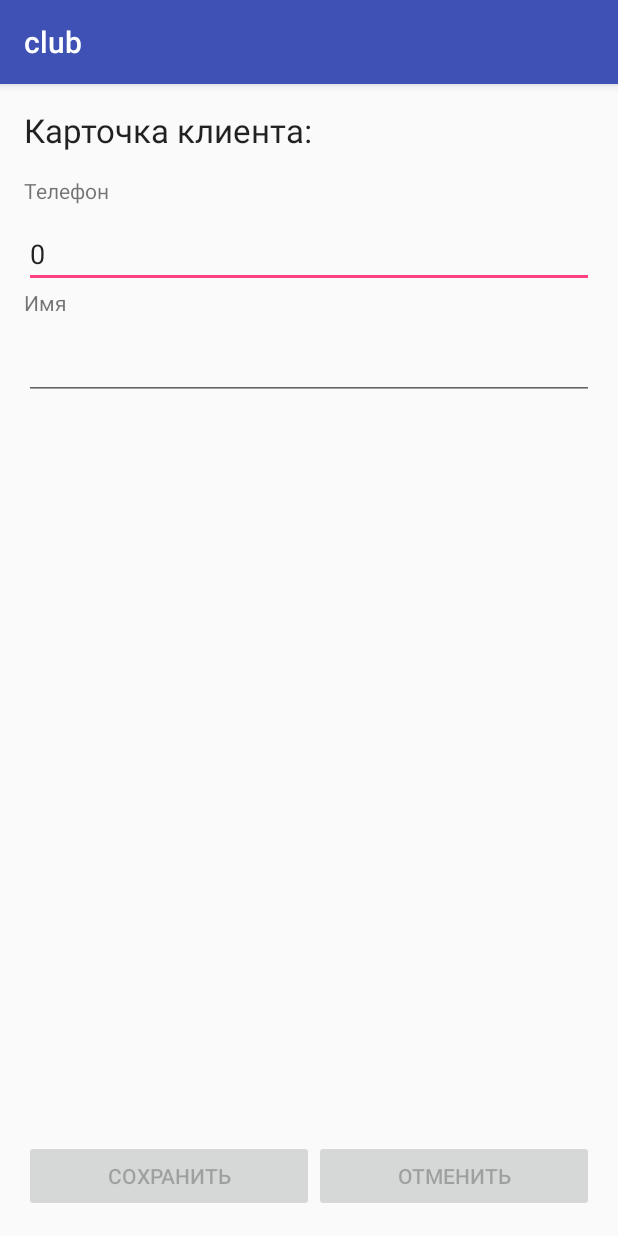
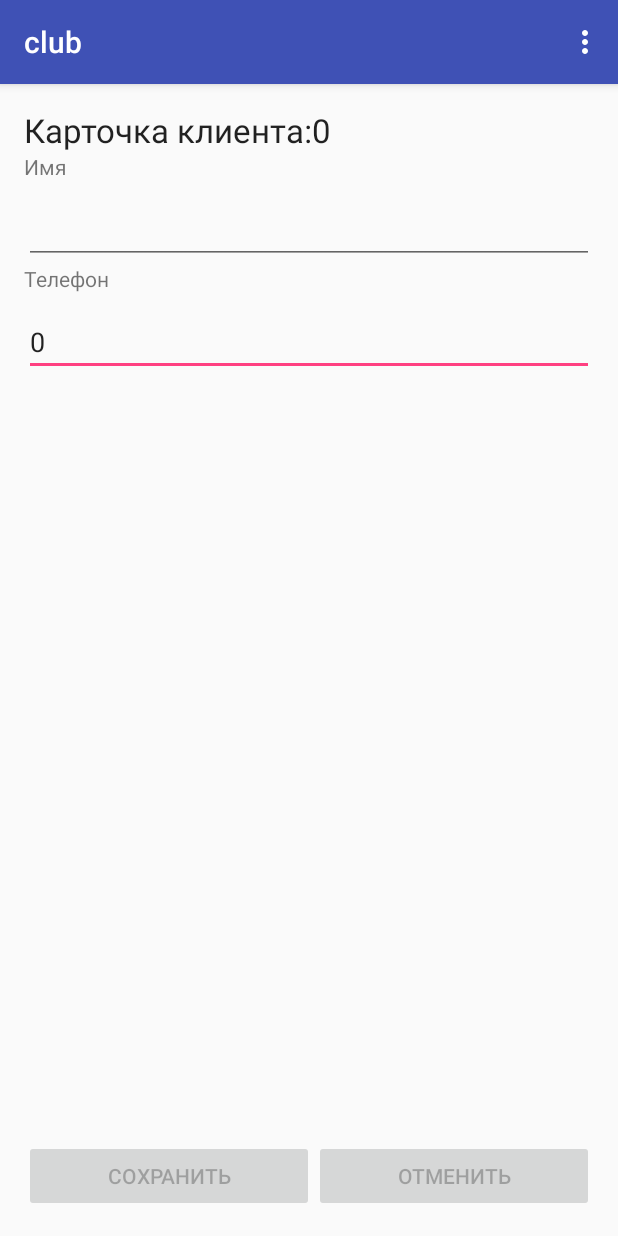
Before and after one commit to Shatalin89/clubcrm, an Android app: the ClientView screen opened directly, with no data from a screen before it, on a phone screen of 412 x 824 dp. Run offline under Robolectric (Android 15) with nearby library versions, the phone set to English and light mode, and no system bars.

Commit message:
add config for button edit

```diff
--- a/app/src/main/java/ru/shatalin89yandex/clubcrm/ClientView.java
+++ b/app/src/main/java/ru/shatalin89yandex/clubcrm/ClientView.java
@@ -6,6 +6,7 @@ import android.os.Bundle;
 import android.view.Menu;
 import android.view.MenuItem;
 import android.widget.Button;
+import android.widget.EditText;
 import android.widget.TextView;
 
 public class ClientView extends AppCompatActivity {
@@ -15,38 +16,88 @@ public class ClientView extends AppCompatActivity {
     protected void onCreate(Bundle savedInstanceState) {
         super.onCreate(savedInstanceState);
         setContentView(R.layout.activity_clientview);
-        TextView nameview = (TextView)findViewById(R.id.nameView);
-        TextView phoneView = (TextView)findViewById(R.id.PhoneView);
-        TextView idclient = (TextView)findViewById(R.id.idClient);
-        nameview.setActivated(false);
-        phoneView.setActivated(false);
-        Button editButton = (Button)findViewById(R.id.EditButton);
-        Button cancelButton = (Button)findViewById(R.id.cancelButton);
+
+        EditText nameview = (EditText) findViewById(R.id.nameView);
+        EditText phoneView = (EditText) findViewById(R.id.PhoneView);
+        TextView idclient = (TextView) findViewById(R.id.idClient);
+        nameview.setFocusable(false);
+        nameview.setLongClickable(false);
+        nameview.setCursorVisible(false);
+
+
+
+        Button editButton = (Button) findViewById(R.id.EditButton);
+        Button cancelButton = (Button) findViewById(R.id.cancelButton);
         editButton.setEnabled(false);
         cancelButton.setEnabled(false);
-        Intent intent=getIntent();
-        int id= intent.getIntExtra("i", 0);
-        idclient.setText(id);
-        String name=intent.getStringExtra("name");
-        Long phone=intent.getLongExtra("phone", 0);
+        Intent intent = getIntent();
+
+        int id = intent.getIntExtra("i", 0);
+        String name = intent.getStringExtra("name");
+        Long phone = intent.getLongExtra("phone", 0);
+        String sid=id+"";
+        idclient.setText(sid);
         phoneView.setText(phone.toString());
         nameview.setText(name);
-        System.out.println(id);
+       // System.out.println(id);
 
     }
 
     @Override
-    public boolean onCreateOptionsMenu(MenuItem item){
-        //getMenuInflater().inflate(R.menu.menu_view_edit, menu);
-        //return true;
+    public boolean onCreateOptionsMenu(Menu menu) {
+        getMenuInflater().inflate(R.menu.menu_view_edit, menu);
+        return true;
+
+    }
+
+    @Override
+    public boolean onOptionsItemSelected(MenuItem item) {
+
+
+
+        EditText nameview = (EditText) findViewById(R.id.nameView);
+        EditText phoneView = (EditText) findViewById(R.id.PhoneView);
+
 
         int ids = item.getItemId();
-        switch (id){
+        switch (ids) {
+            case R.id.action_settings_view_edit:
+
+                return true;
             case R.id.action_edit:
 
+                editclient(nameview, phoneView);
                 return true;
-            case  R.
+            case R.id.action_delete:
+
+                return true;
+            default:
+                return super.onOptionsItemSelected(item);
         }
 
     }
+
+
+    void editclient(EditText edit1, EditText edit2){
+
+        Button editButton = (Button) findViewById(R.id.EditButton);
+        Button cancelButton = (Button) findViewById(R.id.cancelButton);
+        editButton.setEnabled(true);
+        cancelButton.setEnabled(true);
+
+       ;
+
+      //  EditText nameview = (EditText) findViewById(R.id.nameView);
+      //  EditText phoneView = (EditText) findViewById(R.id.PhoneView);
+
+        edit1.setFocusable(true);
+        edit1.setLongClickable(true);
+        edit1.setCursorVisible(true);
+
+
+       // phoneView.setFocusable(true);
+       // phoneView.setLongClickable(true);
+       // phoneView.setCursorVisible(true);
+    }
+
 }
--- a/app/src/main/res/layout/activity_clientview.xml
+++ b/app/src/main/res/layout/activity_clientview.xml
@@ -13,26 +13,6 @@
     <RelativeLayout
         android:layout_width="match_parent"
         android:layout_height="fill_parent">
-
-        <RelativeLayout
-            android:layout_width="fill_parent"
-            android:layout_height="wrap_content"
-            android:id="@+id/relativeLayout2"
-            android:layout_alignParentTop="true"
-            android:layout_alignParentStart="true"
-            android:layout_marginTop="45dp">
-
-        </RelativeLayout>
-
-        <RelativeLayout
-            android:layout_width="fill_parent"
-            android:layout_height="wrap_content"
-            android:id="@+id/relativeLayout"
-            android:layout_below="@+id/relativeLayout2"
-            android:layout_alignParentStart="true"
-            android:layout_marginTop="43dp">
-
-        </RelativeLayout>
 
         <LinearLayout
             android:orientation="horizontal"
@@ -64,8 +44,27 @@
             android:orientation="vertical"
             android:layout_width="fill_parent"
             android:layout_height="wrap_content"
-            android:layout_alignTop="@+id/relativeLayout2"
+            android:layout_below="@+id/linearLayout"
             android:layout_alignParentStart="true">
+
+            <TextView
+                android:layout_width="fill_parent"
+                android:layout_height="wrap_content"
+                android:text="@string/nameView2"
+                android:id="@+id/textView2"
+                android:layout_centerVertical="true"
+                android:layout_alignParentStart="true"
+                android:layout_weight="1" />
+
+            <EditText
+                android:layout_width="fill_parent"
+                android:layout_height="wrap_content"
+                android:id="@+id/nameView"
+                android:layout_marginTop="10dp"
+                android:layout_below="@+id/textView2"
+                android:layout_alignParentStart="true"
+                android:clickable="false"
+                android:layout_weight="1" />
 
             <TextView
                 android:layout_width="fill_parent"
@@ -88,33 +87,14 @@
                 android:layout_weight="3.25"
                 android:layout_marginTop="10dp" />
 
-            <TextView
-                android:layout_width="fill_parent"
-                android:layout_height="wrap_content"
-                android:text="@string/nameView2"
-                android:id="@+id/textView2"
-                android:layout_centerVertical="true"
-                android:layout_alignParentStart="true"
-                android:layout_weight="1" />
-
-            <EditText
-                android:layout_width="fill_parent"
-                android:layout_height="wrap_content"
-                android:id="@+id/nameView"
-                android:layout_marginTop="10dp"
-                android:layout_below="@+id/textView2"
-                android:layout_alignParentStart="true"
-                android:clickable="false"
-                android:layout_weight="1" />
-
         </LinearLayout>
 
         <LinearLayout
             android:orientation="horizontal"
             android:layout_width="match_parent"
             android:layout_height="wrap_content"
-            android:layout_alignBottom="@+id/relativeLayout2"
-            android:layout_alignParentTop="true">
+            android:layout_alignParentTop="true"
+            android:id="@+id/linearLayout">
 
             <TextView
                 android:layout_width="wrap_content"
--- a/app/src/main/res/values/strings.xml
+++ b/app/src/main/res/values/strings.xml
@@ -8,9 +8,11 @@
     <string name="passTextView">password</string>
 
     <string-array name="host_array">
+        <item>192.168.1.13</item>
         <item>192.168.122.20</item>
         <item>localhost</item>
         <item>192.168.1.146</item>
+
     </string-array>
 
     <string name="title_activity_work">WorkActivity</string>
@@ -22,7 +24,7 @@
     <string name="action_edit_view">Редактировать</string>
     <string name="action_del_view">Удалить</string>
     <string name="action_settings_view">Настройки</string>
-    <string name="clientInfo">Карточка клиента:</string>
+    <string name="clientInfo">Карточка клиента: </string>
     <string name="nameView">Имя</string>
     <string name="nameView2">Имя</string>
     <string name="phone">Телефон</string>
```
